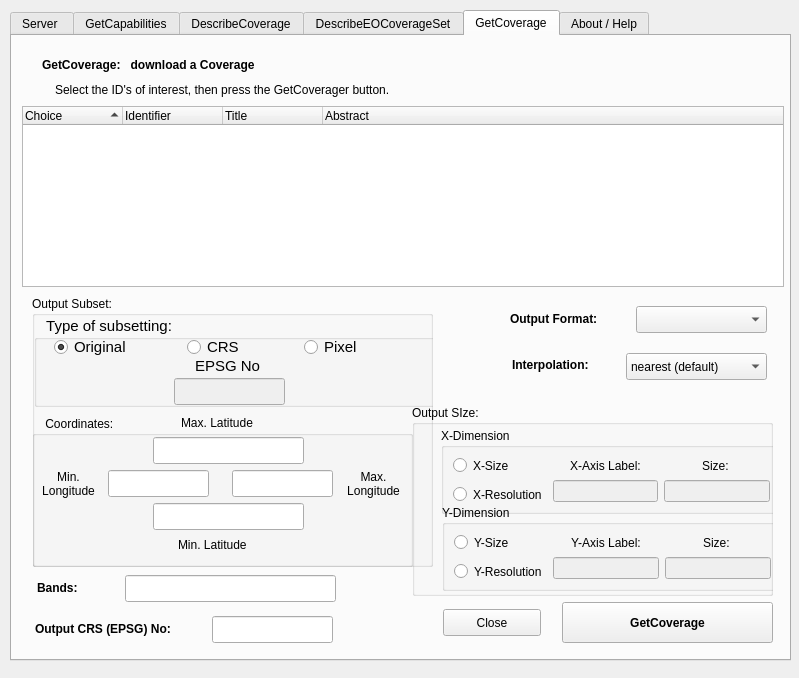
First picture: the form in ui_qgswcsclient2.ui, repository EOX-A/QgsWcsClient2, before the edit.
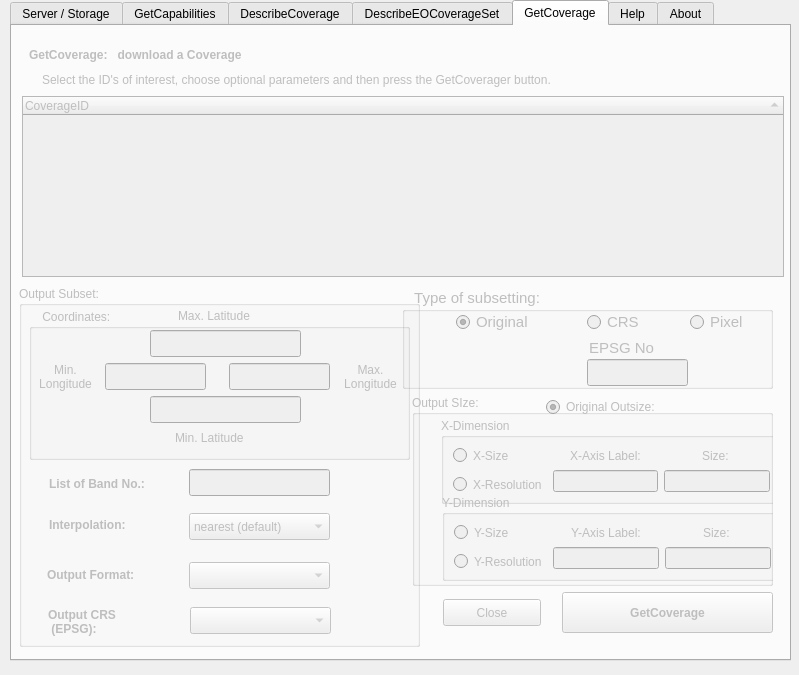
Second picture: the form after the edit. The open tabs and pages were chosen to show the change.

The edit to the form file:
```diff
--- a/ui_qgswcsclient2.ui
+++ b/ui_qgswcsclient2.ui
@@ -7,19 +7,22 @@
     <x>0</x>
     <y>0</y>
     <width>799</width>
-    <height>678</height>
+    <height>675</height>
    </rect>
   </property>
   <property name="windowTitle">
    <string>QgsWcsClient2</string>
   </property>
   <widget class="QTabWidget" name="tabWidget_EOWcsClient2">
+   <property name="enabled">
+    <bool>true</bool>
+   </property>
    <property name="geometry">
     <rect>
      <x>10</x>
-     <y>10</y>
+     <y>0</y>
      <width>781</width>
-     <height>651</height>
+     <height>661</height>
     </rect>
    </property>
    <property name="locale">
@@ -30,7 +33,7 @@
    </property>
    <widget class="QWidget" name="tab_Serv">
     <attribute name="title">
-     <string>Server </string>
+     <string>Server / Storage</string>
     </attribute>
     <widget class="QGroupBox" name="GroupBox_9">
      <property name="geometry">
@@ -1153,6 +1156,9 @@
     </widget>
    </widget>
    <widget class="QWidget" name="tab_GCov">
+    <property name="enabled">
+     <bool>false</bool>
+    </property>
     <attribute name="title">
      <string>GetCoverage</string>
     </attribute>
@@ -1201,33 +1207,21 @@
       <bool>true</bool>
      </property>
      <property name="columnCount">
-      <number>4</number>
+      <number>1</number>
      </property>
+     <attribute name="headerDefaultSectionSize">
+      <number>200</number>
+     </attribute>
      <column>
       <property name="text">
-       <string>Choice</string>
-      </property>
-     </column>
-     <column>
-      <property name="text">
-       <string>Identifier</string>
-      </property>
-     </column>
-     <column>
-      <property name="text">
-       <string>Title</string>
-      </property>
-     </column>
-     <column>
-      <property name="text">
-       <string>Abstract</string>
+       <string>CoverageID</string>
       </property>
      </column>
     </widget>
     <widget class="QLabel" name="label_GCovInfo1">
      <property name="geometry">
       <rect>
-       <x>30</x>
+       <x>17</x>
        <y>20</y>
        <width>281</width>
        <height>17</height>
@@ -1246,23 +1240,23 @@
     <widget class="QLabel" name="label_GCOvInfo2">
      <property name="geometry">
       <rect>
-       <x>43</x>
+       <x>30</x>
        <y>46</y>
        <width>661</width>
        <height>16</height>
       </rect>
      </property>
      <property name="text">
-      <string>Select the ID's of interest, then press the GetCoverager button.</string>
+      <string>Select the ID's of interest, choose optional parameters and then press the GetCoverager button.</string>
      </property>
     </widget>
     <widget class="QGroupBox" name="groupBox_15">
      <property name="geometry">
       <rect>
-       <x>20</x>
+       <x>7</x>
        <y>260</y>
        <width>401</width>
-       <height>271</height>
+       <height>361</height>
       </rect>
      </property>
      <property name="font">
@@ -1280,8 +1274,8 @@
      <widget class="QGroupBox" name="groupBox_16">
       <property name="geometry">
        <rect>
-        <x>0</x>
-        <y>120</y>
+        <x>10</x>
+        <y>23</y>
         <width>381</width>
         <height>151</height>
        </rect>
@@ -1388,9 +1382,6 @@
        </property>
       </widget>
       <widget class="QLabel" name="label_GCovMinLon">
-       <property name="enabled">
-        <bool>true</bool>
-       </property>
        <property name="geometry">
         <rect>
          <x>-4</x>
@@ -1468,227 +1459,138 @@
        </property>
       </widget>
      </widget>
-     <widget class="QGroupBox" name="groupBox_17">
+     <widget class="QLabel" name="label_GCOvBands">
       <property name="geometry">
        <rect>
-        <x>2</x>
-        <y>20</y>
-        <width>411</width>
-        <height>91</height>
+        <x>30</x>
+        <y>182</y>
+        <width>121</width>
+        <height>31</height>
        </rect>
       </property>
       <property name="font">
        <font>
-        <pointsize>11</pointsize>
-        <weight>50</weight>
-        <italic>false</italic>
-        <bold>false</bold>
-        <kerning>true</kerning>
+        <weight>75</weight>
+        <bold>true</bold>
        </font>
       </property>
-      <property name="title">
-       <string>   Type of subsetting:</string>
+      <property name="text">
+       <string>List of Band No.:</string>
       </property>
-      <widget class="QRadioButton" name="radioButton_GCovSubOrig">
-       <property name="geometry">
-        <rect>
-         <x>20</x>
-         <y>20</y>
-         <width>116</width>
-         <height>22</height>
-        </rect>
-       </property>
+     </widget>
+     <widget class="QLineEdit" name="lineEdit_GCovBands">
+      <property name="geometry">
+       <rect>
+        <x>170</x>
+        <y>183</y>
+        <width>141</width>
+        <height>27</height>
+       </rect>
+      </property>
+     </widget>
+     <widget class="QLabel" name="label_GCovInterpol">
+      <property name="geometry">
+       <rect>
+        <x>30</x>
+        <y>230</y>
+        <width>111</width>
+        <height>17</height>
+       </rect>
+      </property>
+      <property name="font">
+       <font>
+        <weight>75</weight>
+        <bold>true</bold>
+       </font>
+      </property>
+      <property name="text">
+       <string>Interpolation: </string>
+      </property>
+     </widget>
+     <widget class="QLabel" name="label_GCovOutFormat">
+      <property name="geometry">
+       <rect>
+        <x>28</x>
+        <y>279</y>
+        <width>141</width>
+        <height>20</height>
+       </rect>
+      </property>
+      <property name="font">
+       <font>
+        <weight>75</weight>
+        <bold>true</bold>
+       </font>
+      </property>
+      <property name="text">
+       <string>Output Format:</string>
+      </property>
+     </widget>
+     <widget class="QComboBox" name="comboBox_GCOvOutFormat">
+      <property name="geometry">
+       <rect>
+        <x>170</x>
+        <y>276</y>
+        <width>141</width>
+        <height>27</height>
+       </rect>
+      </property>
+     </widget>
+     <widget class="QComboBox" name="comboBox_GCovInterpol">
+      <property name="geometry">
+       <rect>
+        <x>170</x>
+        <y>227</y>
+        <width>141</width>
+        <height>27</height>
+       </rect>
+      </property>
+      <item>
        <property name="text">
-        <string>Original</string>
+        <string>nearest (default)</string>
        </property>
-       <property name="checked">
-        <bool>true</bool>
-       </property>
-      </widget>
-      <widget class="QRadioButton" name="radioButton_GCovSubCRS">
-       <property name="geometry">
-        <rect>
-         <x>153</x>
-         <y>20</y>
-         <width>81</width>
-         <height>22</height>
-        </rect>
-       </property>
+      </item>
+      <item>
        <property name="text">
-        <string>CRS</string>
+        <string>bilinear</string>
        </property>
-      </widget>
-      <widget class="QRadioButton" name="radioButton_GCovSubPixel">
-       <property name="geometry">
-        <rect>
-         <x>270</x>
-         <y>20</y>
-         <width>71</width>
-         <height>22</height>
-        </rect>
-       </property>
+      </item>
+      <item>
        <property name="text">
-        <string>Pixel</string>
+        <string>average (slow)</string>
        </property>
-      </widget>
-      <widget class="QLineEdit" name="lineEdit_GCovSubEPSG">
-       <property name="enabled">
-        <bool>false</bool>
-       </property>
-       <property name="geometry">
-        <rect>
-         <x>140</x>
-         <y>62</y>
-         <width>111</width>
-         <height>27</height>
-        </rect>
-       </property>
-      </widget>
-      <widget class="QLabel" name="label_GCovSubEPSG">
-       <property name="geometry">
-        <rect>
-         <x>161</x>
-         <y>41</y>
-         <width>66</width>
-         <height>17</height>
-        </rect>
-       </property>
-       <property name="text">
-        <string>EPSG No.:</string>
-       </property>
-      </widget>
+      </item>
      </widget>
-    </widget>
-    <widget class="QLineEdit" name="lineEdit_GCovBands">
-     <property name="geometry">
-      <rect>
-       <x>113</x>
-       <y>539</y>
-       <width>211</width>
-       <height>27</height>
-      </rect>
-     </property>
-    </widget>
-    <widget class="QLabel" name="label_GCOvBands">
-     <property name="geometry">
-      <rect>
-       <x>25</x>
-       <y>543</y>
-       <width>66</width>
-       <height>17</height>
-      </rect>
-     </property>
-     <property name="font">
-      <font>
-       <weight>75</weight>
-       <bold>true</bold>
-      </font>
-     </property>
-     <property name="text">
-      <string>Bands:</string>
-     </property>
-    </widget>
-    <widget class="QLabel" name="label_GCovOutCRS">
-     <property name="geometry">
-      <rect>
-       <x>23</x>
-       <y>583</y>
-       <width>171</width>
-       <height>20</height>
-      </rect>
-     </property>
-     <property name="font">
-      <font>
-       <weight>75</weight>
-       <bold>true</bold>
-      </font>
-     </property>
-     <property name="text">
-      <string>Output CRS (EPSG) No:</string>
-     </property>
-    </widget>
-    <widget class="QLineEdit" name="lineEdit_GCovOutCRS">
-     <property name="geometry">
-      <rect>
-       <x>200</x>
-       <y>580</y>
-       <width>121</width>
-       <height>27</height>
-      </rect>
-     </property>
-    </widget>
-    <widget class="QLabel" name="label_GCovOutFormat">
-     <property name="geometry">
-      <rect>
-       <x>498</x>
-       <y>273</y>
-       <width>141</width>
-       <height>20</height>
-      </rect>
-     </property>
-     <property name="font">
-      <font>
-       <weight>75</weight>
-       <bold>true</bold>
-      </font>
-     </property>
-     <property name="text">
-      <string>Output Format:</string>
-     </property>
-    </widget>
-    <widget class="QComboBox" name="comboBox_GCOvOutFormat">
-     <property name="geometry">
-      <rect>
-       <x>624</x>
-       <y>270</y>
-       <width>131</width>
-       <height>27</height>
-      </rect>
-     </property>
-    </widget>
-    <widget class="QLabel" name="label_GCovInterpol">
-     <property name="geometry">
-      <rect>
-       <x>500</x>
-       <y>320</y>
-       <width>111</width>
-       <height>17</height>
-      </rect>
-     </property>
-     <property name="font">
-      <font>
-       <weight>75</weight>
-       <bold>true</bold>
-      </font>
-     </property>
-     <property name="text">
-      <string>Interpolation: </string>
-     </property>
-    </widget>
-    <widget class="QComboBox" name="comboBox_GCovInterpol">
-     <property name="geometry">
-      <rect>
-       <x>614</x>
-       <y>317</y>
-       <width>141</width>
-       <height>27</height>
-      </rect>
-     </property>
-     <item>
-      <property name="text">
-       <string>nearest (default)</string>
+     <widget class="QComboBox" name="comboBox_GCovOutCRS">
+      <property name="geometry">
+       <rect>
+        <x>171</x>
+        <y>321</y>
+        <width>141</width>
+        <height>27</height>
+       </rect>
       </property>
-     </item>
-     <item>
-      <property name="text">
-       <string>bilinear</string>
+     </widget>
+     <widget class="QLabel" name="label_GCovOutCRS">
+      <property name="geometry">
+       <rect>
+        <x>29</x>
+        <y>320</y>
+        <width>111</width>
+        <height>31</height>
+       </rect>
       </property>
-     </item>
-     <item>
+      <property name="font">
+       <font>
+        <weight>75</weight>
+        <bold>true</bold>
+       </font>
+      </property>
       <property name="text">
-       <string>average (slow)</string>
+       <string>Output CRS
+ (EPSG):</string>
       </property>
-     </item>
+     </widget>
     </widget>
     <widget class="QGroupBox" name="groupBox_18">
      <property name="geometry">
@@ -1831,11 +1733,120 @@
        </item>
       </layout>
      </widget>
+     <widget class="QRadioButton" name="radioButton_GCov_OutSizeOrig">
+      <property name="geometry">
+       <rect>
+        <x>134</x>
+        <y>1</y>
+        <width>151</width>
+        <height>22</height>
+       </rect>
+      </property>
+      <property name="text">
+       <string>Original Outsize:</string>
+      </property>
+      <property name="checked">
+       <bool>true</bool>
+      </property>
+      <property name="autoExclusive">
+       <bool>true</bool>
+      </property>
+     </widget>
+    </widget>
+    <widget class="QGroupBox" name="groupBox_17">
+     <property name="geometry">
+      <rect>
+       <x>390</x>
+       <y>262</y>
+       <width>371</width>
+       <height>101</height>
+      </rect>
+     </property>
+     <property name="font">
+      <font>
+       <pointsize>11</pointsize>
+       <weight>50</weight>
+       <italic>false</italic>
+       <bold>false</bold>
+       <kerning>true</kerning>
+      </font>
+     </property>
+     <property name="title">
+      <string>   Type of subsetting:</string>
+     </property>
+     <widget class="QRadioButton" name="radioButton_GCovSubOrig">
+      <property name="geometry">
+       <rect>
+        <x>54</x>
+        <y>23</y>
+        <width>116</width>
+        <height>22</height>
+       </rect>
+      </property>
+      <property name="text">
+       <string>Original</string>
+      </property>
+      <property name="checked">
+       <bool>true</bool>
+      </property>
+     </widget>
+     <widget class="QRadioButton" name="radioButton_GCovSubCRS">
+      <property name="geometry">
+       <rect>
+        <x>185</x>
+        <y>23</y>
+        <width>81</width>
+        <height>22</height>
+       </rect>
+      </property>
+      <property name="text">
+       <string>CRS</string>
+      </property>
+     </widget>
+     <widget class="QRadioButton" name="radioButton_GCovSubPixel">
+      <property name="geometry">
+       <rect>
+        <x>288</x>
+        <y>23</y>
+        <width>71</width>
+        <height>22</height>
+       </rect>
+      </property>
+      <property name="text">
+       <string>Pixel</string>
+      </property>
+     </widget>
+     <widget class="QLineEdit" name="lineEdit_GCovSubEPSG">
+      <property name="enabled">
+       <bool>false</bool>
+      </property>
+      <property name="geometry">
+       <rect>
+        <x>185</x>
+        <y>71</y>
+        <width>101</width>
+        <height>27</height>
+       </rect>
+      </property>
+     </widget>
+     <widget class="QLabel" name="label_GCovSubEPSG">
+      <property name="geometry">
+       <rect>
+        <x>187</x>
+        <y>51</y>
+        <width>66</width>
+        <height>17</height>
+       </rect>
+      </property>
+      <property name="text">
+       <string>EPSG No.:</string>
+      </property>
+     </widget>
     </widget>
    </widget>
    <widget class="QWidget" name="tab_Help">
     <attribute name="title">
-     <string>About / Help</string>
+     <string>Help</string>
     </attribute>
     <widget class="QPushButton" name="btnClose_Help">
      <property name="geometry">
@@ -1851,6 +1862,24 @@
      </property>
     </widget>
    </widget>
+   <widget class="QWidget" name="tab_About">
+    <attribute name="title">
+     <string>About</string>
+    </attribute>
+    <widget class="QPushButton" name="btnClose_About">
+     <property name="geometry">
+      <rect>
+       <x>650</x>
+       <y>570</y>
+       <width>98</width>
+       <height>27</height>
+      </rect>
+     </property>
+     <property name="text">
+      <string>Close</string>
+     </property>
+    </widget>
+   </widget>
   </widget>
  </widget>
  <resources/>
```
Left out of the diff: 967 changed lines with no effect on the pictures.
